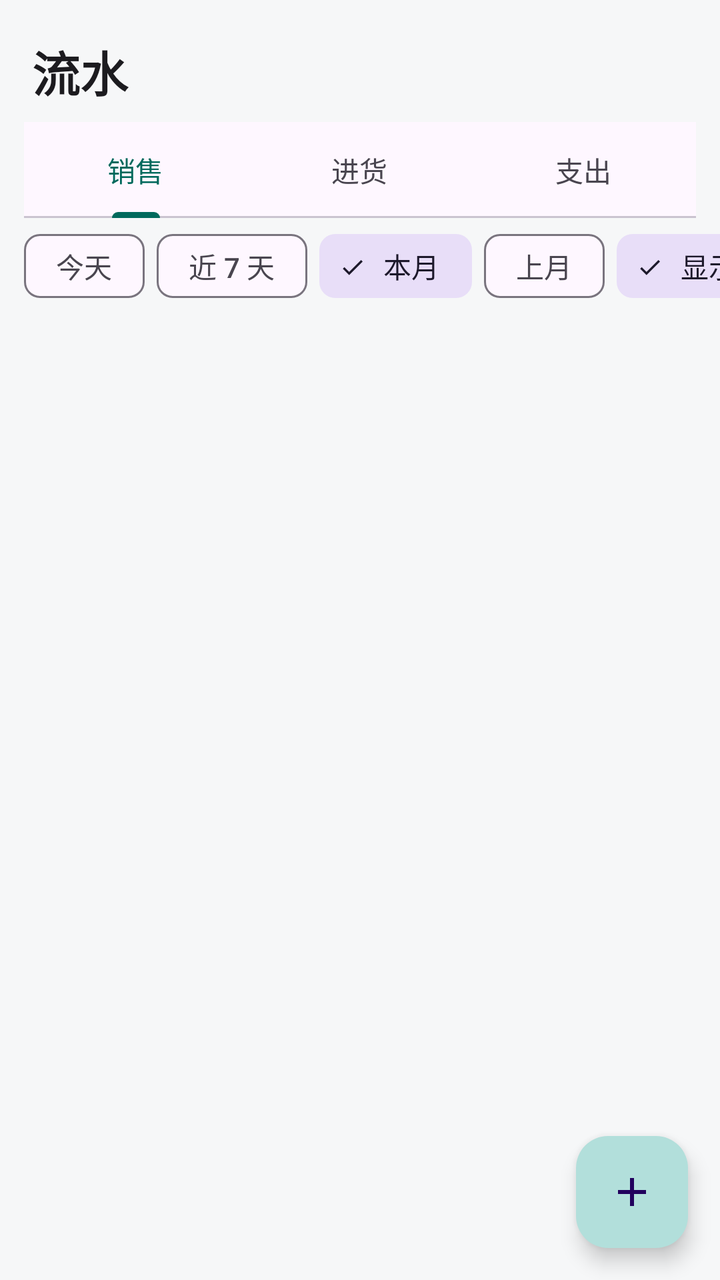
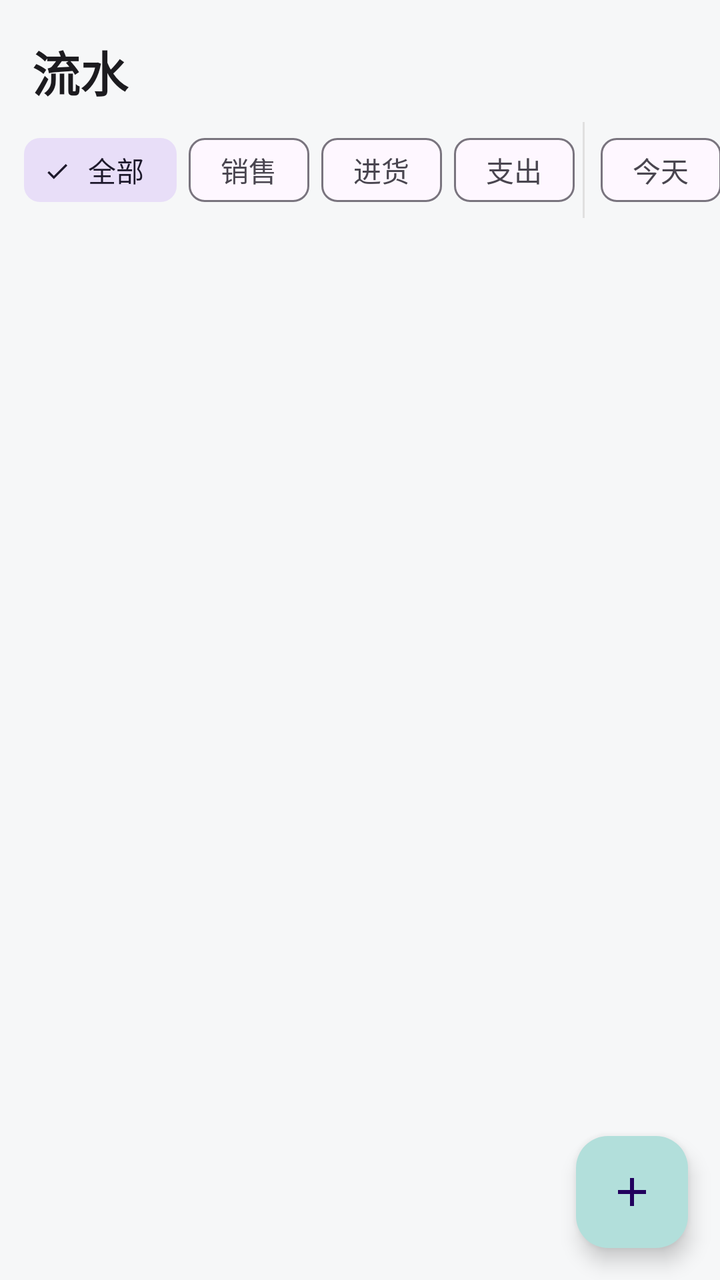

Before-and-after screenshots of an Android layout around one commit, followed by the original layout XML and the change that was made.
<!-- AndroidManifest.xml: application theme Theme.Accounting -->
<!-- res/layout/fragment_sales.xml -->
<?xml version="1.0" encoding="utf-8"?>
<FrameLayout xmlns:android="http://schemas.android.com/apk/res/android"
    xmlns:app="http://schemas.android.com/apk/res-auto"
    android:layout_width="match_parent"
    android:layout_height="match_parent">

    <LinearLayout
        android:layout_width="match_parent"
        android:layout_height="match_parent"
        android:orientation="vertical">

        <TextView
            android:id="@+id/sales_title"
            android:layout_width="match_parent"
            android:layout_height="wrap_content"
            android:paddingStart="16dp"
            android:paddingEnd="16dp"
            android:paddingTop="18dp"
            android:paddingBottom="8dp"
            android:text="@string/nav_sales"
            android:textColor="@color/text_primary"
            android:textSize="24sp"
            android:textStyle="bold" />

        <com.google.android.material.tabs.TabLayout
            android:id="@+id/tab_layout"
            android:layout_width="match_parent"
            android:layout_height="wrap_content"
            android:layout_marginStart="12dp"
            android:layout_marginEnd="12dp"
            app:tabGravity="fill"
            app:tabMode="fixed">

            <com.google.android.material.tabs.TabItem
                android:layout_width="wrap_content"
                android:layout_height="wrap_content"
                android:text="@string/tab_sales" />

            <com.google.android.material.tabs.TabItem
                android:layout_width="wrap_content"
                android:layout_height="wrap_content"
                android:text="@string/tab_purchases" />

            <com.google.android.material.tabs.TabItem
                android:layout_width="wrap_content"
                android:layout_height="wrap_content"
                android:text="@string/tab_expenses" />
        </com.google.android.material.tabs.TabLayout>

        
        <HorizontalScrollView
            android:layout_width="match_parent"
            android:layout_height="wrap_content"
            android:scrollbars="none">

            <LinearLayout
                android:layout_width="wrap_content"
                android:layout_height="wrap_content"
                android:orientation="horizontal"
                android:paddingStart="12dp"
                android:paddingEnd="12dp">

                <com.google.android.material.chip.ChipGroup
                    android:id="@+id/chip_group_range"
                    android:layout_width="wrap_content"
                    android:layout_height="wrap_content"
                    app:chipSpacingHorizontal="6dp"
                    app:selectionRequired="true"
                    app:singleLine="true"
                    app:singleSelection="true">

                    <com.google.android.material.chip.Chip
                        android:id="@+id/chip_today"
                        style="@style/Widget.Material3.Chip.Filter"
                        android:layout_width="wrap_content"
                        android:layout_height="wrap_content"
                        android:text="@string/filter_today" />

                    <com.google.android.material.chip.Chip
                        android:id="@+id/chip_7days"
                        style="@style/Widget.Material3.Chip.Filter"
                        android:layout_width="wrap_content"
                        android:layout_height="wrap_content"
                        android:text="@string/filter_7days" />

                    <com.google.android.material.chip.Chip
                        android:id="@+id/chip_month"
                        style="@style/Widget.Material3.Chip.Filter"
                        android:layout_width="wrap_content"
                        android:layout_height="wrap_content"
                        android:checked="true"
                        android:text="@string/filter_month" />

                    <com.google.android.material.chip.Chip
                        android:id="@+id/chip_last_month"
                        style="@style/Widget.Material3.Chip.Filter"
                        android:layout_width="wrap_content"
                        android:layout_height="wrap_content"
                        android:text="@string/filter_last_month" />
                </com.google.android.material.chip.ChipGroup>

                <com.google.android.material.chip.Chip
                    android:id="@+id/chip_show_voided"
                    style="@style/Widget.Material3.Chip.Filter"
                    android:layout_width="wrap_content"
                    android:layout_height="wrap_content"
                    android:layout_marginStart="6dp"
                    android:checked="true"
                    android:text="@string/show_voided" />
            </LinearLayout>
        </HorizontalScrollView>

        <TextView
            android:id="@+id/empty_hint"
            android:layout_width="match_parent"
            android:layout_height="wrap_content"
            android:gravity="center"
            android:padding="32dp"
            android:text="@string/empty_list"
            android:textColor="@color/text_secondary"
            android:visibility="gone" />

        <androidx.recyclerview.widget.RecyclerView
            android:id="@+id/recycler"
            android:layout_width="match_parent"
            android:layout_height="0dp"
            android:layout_weight="1"
            android:clipToPadding="false"
            android:paddingBottom="88dp" />
    </LinearLayout>

    <com.google.android.material.floatingactionbutton.FloatingActionButton
        android:id="@+id/fab_add_expense"
        android:layout_width="wrap_content"
        android:layout_height="wrap_content"
        android:layout_gravity="bottom|end"
        android:layout_margin="16dp"
        android:contentDescription="@string/expense_title"
        app:srcCompat="@drawable/ic_add" />

</FrameLayout>
<!-- resources referenced by this layout -->
<resources>
  <color name="text_primary">#1C1B1F</color>
  <color name="text_secondary">#5F6368</color>
  <!-- drawable ic_add (drawable) -->
  <vector xmlns:android="http://schemas.android.com/apk/res/android"
      android:width="24dp"
      android:height="24dp"
      android:viewportWidth="24"
      android:viewportHeight="24">
      <path
          android:fillColor="#FF000000"
          android:pathData="M19,13h-6v6h-2v-6H5v-2h6V5h2v6h6V13z" />
  </vector>
  <string name="empty_list">暂无记录</string>
  <string name="expense_title">记支出</string>
  <string name="filter_7days">近 7 天</string>
  <string name="filter_last_month">上月</string>
  <string name="filter_month">本月</string>
  <string name="filter_today">今天</string>
  <string name="nav_sales">流水</string>
  <string name="show_voided">显示已作废</string>
  <string name="tab_expenses">支出</string>
  <string name="tab_purchases">进货</string>
  <string name="tab_sales">销售</string>
  <style name="Theme.Accounting" parent="Theme.Material3.DayNight.NoActionBar">
          <item name="colorPrimary">@color/brand_primary</item>
          <item name="colorOnPrimary">#FFFFFF</item>
          <item name="colorPrimaryContainer">@color/brand_primary_light</item>
          <item name="android:colorBackground">@color/bg_page</item>
          <item name="android:statusBarColor">@color/brand_primary_dark</item>
      </style>
  <color name="brand_primary">#00695C</color>
  <color name="brand_primary_light">#B2DFDB</color>
  <color name="bg_page">#F6F7F8</color>
  <color name="brand_primary_dark">#004D40</color>
</resources>

<!-- the commit's change to res/layout/fragment_sales.xml (unified diff, before → after) -->
@@ -10,7 +10,6 @@
         android:orientation="vertical">
 
         <TextView
-            android:id="@+id/sales_title"
             android:layout_width="match_parent"
             android:layout_height="wrap_content"
             android:paddingStart="16dp"
@@ -21,31 +20,6 @@
             android:textColor="@color/text_primary"
             android:textSize="24sp"
             android:textStyle="bold" />
-
-        <com.google.android.material.tabs.TabLayout
-            android:id="@+id/tab_layout"
-            android:layout_width="match_parent"
-            android:layout_height="wrap_content"
-            android:layout_marginStart="12dp"
-            android:layout_marginEnd="12dp"
-            app:tabGravity="fill"
-            app:tabMode="fixed">
-
-            <com.google.android.material.tabs.TabItem
-                android:layout_width="wrap_content"
-                android:layout_height="wrap_content"
-                android:text="@string/tab_sales" />
-
-            <com.google.android.material.tabs.TabItem
-                android:layout_width="wrap_content"
-                android:layout_height="wrap_content"
-                android:text="@string/tab_purchases" />
-
-            <com.google.android.material.tabs.TabItem
-                android:layout_width="wrap_content"
-                android:layout_height="wrap_content"
-                android:text="@string/tab_expenses" />
-        </com.google.android.material.tabs.TabLayout>
 
         
         <HorizontalScrollView
@@ -59,6 +33,52 @@
                 android:orientation="horizontal"
                 android:paddingStart="12dp"
                 android:paddingEnd="12dp">
+
+                <com.google.android.material.chip.ChipGroup
+                    android:id="@+id/chip_group_type"
+                    android:layout_width="wrap_content"
+                    android:layout_height="wrap_content"
+                    app:chipSpacingHorizontal="6dp"
+                    app:selectionRequired="true"
+                    app:singleLine="true"
+                    app:singleSelection="true">
+
+                    <com.google.android.material.chip.Chip
+                        android:id="@+id/chip_type_all"
+                        style="@style/Widget.Material3.Chip.Filter"
+                        android:layout_width="wrap_content"
+                        android:layout_height="wrap_content"
+                        android:checked="true"
+                        android:text="@string/filter_all" />
+
+                    <com.google.android.material.chip.Chip
+                        android:id="@+id/chip_type_sale"
+                        style="@style/Widget.Material3.Chip.Filter"
+                        android:layout_width="wrap_content"
+                        android:layout_height="wrap_content"
+                        android:text="@string/tab_sales" />
+
+                    <com.google.android.material.chip.Chip
+                        android:id="@+id/chip_type_purchase"
+                        style="@style/Widget.Material3.Chip.Filter"
+                        android:layout_width="wrap_content"
+                        android:layout_height="wrap_content"
+                        android:text="@string/tab_purchases" />
+
+                    <com.google.android.material.chip.Chip
+                        android:id="@+id/chip_type_expense"
+                        style="@style/Widget.Material3.Chip.Filter"
+                        android:layout_width="wrap_content"
+                        android:layout_height="wrap_content"
+                        android:text="@string/tab_expenses" />
+                </com.google.android.material.chip.ChipGroup>
+
+                <View
+                    android:layout_width="1dp"
+                    android:layout_height="match_parent"
+                    android:layout_marginStart="4dp"
+                    android:layout_marginEnd="8dp"
+                    android:background="@color/divider" />
 
                 <com.google.android.material.chip.ChipGroup
                     android:id="@+id/chip_group_range"
@@ -92,7 +112,14 @@
                         android:text="@string/filter_month" />
 
                     <com.google.android.material.chip.Chip
-                        android:id="@+id/chip_last_month"
+                        android:id="@+id/chip_custom_date"
+                        style="@style/Widget.Material3.Chip.Filter"
+                        android:layout_width="wrap_content"
+                        android:layout_height="wrap_content"
+                        android:text="@string/filter_custom_date" />
+
+                    <com.google.android.material.chip.Chip
+                         android:id="@+id/chip_last_month"
                         style="@style/Widget.Material3.Chip.Filter"
                         android:layout_width="wrap_content"
                         android:layout_height="wrap_content"
<!-- resource entries referenced after the edit -->
@@ -1,5 +1,6 @@
 <!-- resources referenced by this layout -->
 <resources>
+  <color name="divider">#E0E0E0</color>
   <color name="text_primary">#1C1B1F</color>
   <color name="text_secondary">#5F6368</color>
   <!-- drawable ic_add (drawable) -->
@@ -15,6 +16,8 @@
   <string name="empty_list">暂无记录</string>
   <string name="expense_title">记支出</string>
   <string name="filter_7days">近 7 天</string>
+  <string name="filter_all">全部</string>
+  <string name="filter_custom_date">指定日期</string>
   <string name="filter_last_month">上月</string>
   <string name="filter_month">本月</string>
   <string name="filter_today">今天</string>
